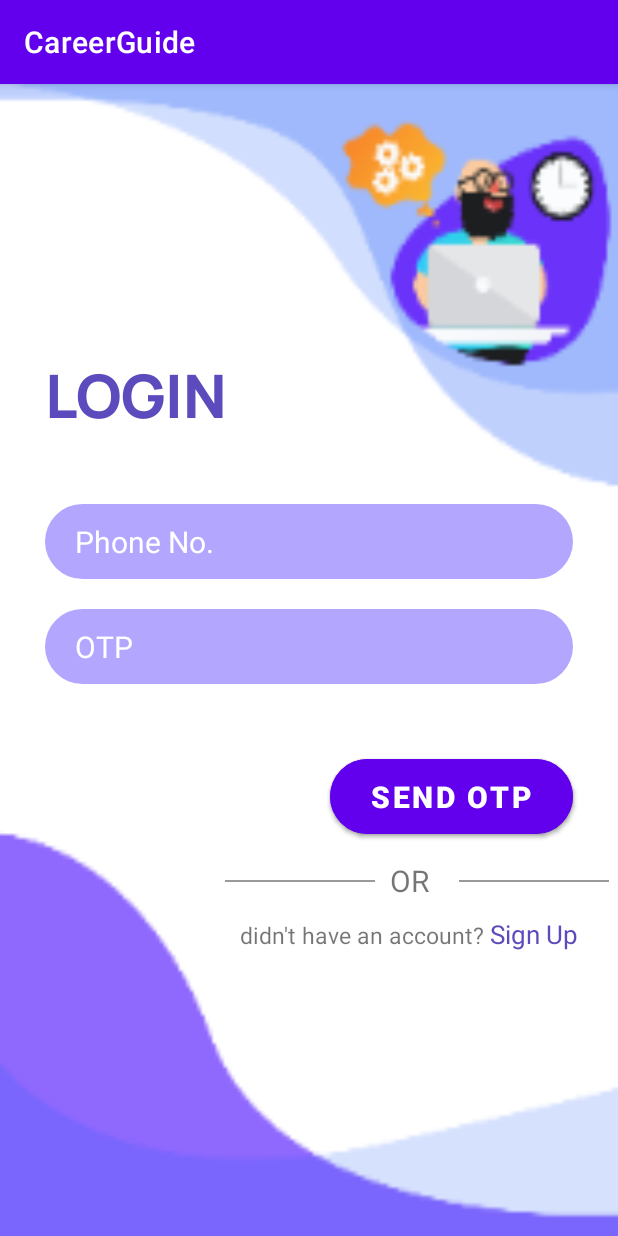
After one commit to ankitsingh4264/CarrerGuide, an Android app: the fragment LoginFragment shown on its own in the app's theme, on a phone screen of 412 x 824 dp. The commit adds this screen. Run offline under Robolectric (Android 15) with nearby library versions, the phone set to English and light mode, and no system bars.

Commit message:
sign up and log in

```diff
--- a/app/build.gradle
+++ b/app/build.gradle
@@ -41,6 +41,7 @@ dependencies {
     implementation 'com.google.android.material:material:1.2.1'
     implementation 'androidx.constraintlayout:constraintlayout:2.0.4'
     implementation 'com.google.firebase:firebase-auth:20.0.1'
+    implementation 'androidx.legacy:legacy-support-v4:1.0.0'
     testImplementation 'junit:junit:4.+'
     androidTestImplementation 'androidx.test.ext:junit:1.1.2'
     androidTestImplementation 'androidx.test.espresso:espresso-core:3.3.0'
--- a/app/src/main/java/com/example/careerguide/MainActivity.kt
+++ b/app/src/main/java/com/example/careerguide/MainActivity.kt
@@ -1,7 +1,9 @@
 package com.example.careerguide
 
+import android.annotation.SuppressLint
 import androidx.appcompat.app.AppCompatActivity
 import android.os.Bundle
+import android.widget.EditText
 
 class MainActivity : AppCompatActivity() {
     override fun onCreate(savedInstanceState: Bundle?) {
--- /dev/null
+++ b/app/src/main/java/com/example/careerguide/login/LoginFragment.kt
@@ -0,0 +1,22 @@
+package com.example.careerguide.login
+
+import android.os.Bundle
+import androidx.fragment.app.Fragment
+import android.view.LayoutInflater
+import android.view.View
+import android.view.ViewGroup
+import com.example.careerguide.R
+
+class LoginFragment : Fragment() {
+
+    override fun onCreateView(inflater: LayoutInflater, container: ViewGroup?,
+                              savedInstanceState: Bundle?): View? {
+        // Inflate the layout for this fragment
+        return inflater.inflate(R.layout.fragment_login, container, false)
+    }
+
+    override fun onViewCreated(view: View, savedInstanceState: Bundle?) {
+        super.onViewCreated(view, savedInstanceState)
+
+    }
+}
--- /dev/null
+++ b/app/src/main/res/drawable/round_corners.xml
@@ -0,0 +1,9 @@
+<?xml version="1.0" encoding="utf-8"?>
+<shape xmlns:android="http://schemas.android.com/apk/res/android">
+
+    <solid android:color="#b2a6ff"/>
+    <corners
+        android:radius="100dp"
+        />
+
+</shape>
--- /dev/null
+++ b/app/src/main/res/drawable/round_corners2.xml
@@ -0,0 +1,9 @@
+<?xml version="1.0" encoding="utf-8"?>
+<shape xmlns:android="http://schemas.android.com/apk/res/android">
+
+    <solid android:color="#7b6ecc"/>
+    <corners
+        android:radius="100dp"
+        />
+
+</shape>
--- /dev/null
+++ b/app/src/main/res/layout/fragment_login.xml
@@ -0,0 +1,159 @@
+<?xml version="1.0" encoding="utf-8"?>
+<RelativeLayout xmlns:android="http://schemas.android.com/apk/res/android"
+    xmlns:tools="http://schemas.android.com/tools"
+    android:layout_width="match_parent"
+    android:layout_height="match_parent"
+    tools:context=".login.LoginFragment"
+    android:background="@drawable/login">
+
+    <TextView
+        android:layout_width="wrap_content"
+        android:layout_height="wrap_content"
+        android:text="LOGIN"
+        android:textSize="40dp"
+        android:textStyle="bold"
+        android:fontFamily="@font/manrope_extra_bold"
+        android:textColor="#5b4bbd"
+        android:layout_marginTop="180dp"
+        android:layout_marginLeft="30dp">
+
+    </TextView>
+
+    <RelativeLayout
+        android:layout_width="match_parent"
+        android:layout_height="50dp"
+        android:background="@drawable/round_corners"
+        android:layout_centerHorizontal="true"
+        android:layout_marginHorizontal="30dp"
+        android:layout_marginTop="280dp">
+
+        <EditText
+            android:id="@+id/edit_phone"
+            android:layout_width="match_parent"
+            android:layout_height="match_parent"
+            android:textColor="@color/white"
+            android:layout_marginHorizontal="20dp"
+            android:textSize="20dp"
+            android:textColorHint="@color/white"
+            android:background="@color/transparent"
+            android:hint="Phone No.">
+
+        </EditText>
+
+    </RelativeLayout>
+    <RelativeLayout
+        android:layout_width="match_parent"
+        android:layout_height="50dp"
+        android:visibility="visible"
+        android:background="@drawable/round_corners"
+        android:layout_centerHorizontal="true"
+        android:layout_marginHorizontal="30dp"
+        android:layout_marginTop="350dp">
+
+        <EditText
+            android:id="@+id/edit_otp"
+            android:layout_width="match_parent"
+            android:layout_height="match_parent"
+            android:textColor="@color/white"
+            android:focusable="false"
+            android:layout_marginHorizontal="20dp"
+            android:textColorHint="@color/white"
+            android:background="@color/transparent"
+            android:textSize="20dp"
+            android:hint="OTP">
+
+        </EditText>
+
+    </RelativeLayout>
+
+    <Button
+        android:id="@+id/button_login"
+        android:layout_width="match_parent"
+        android:layout_height="50dp"
+        android:background="@drawable/round_corners2"
+        android:layout_marginLeft="220dp"
+        android:layout_marginRight="30dp"
+        android:layout_marginTop="450dp"
+        android:text="LOGIN"
+        android:textStyle="bold"
+        android:textSize="20dp">
+
+    </Button>
+    <Button
+        android:id="@+id/button_send_otp"
+        android:layout_width="match_parent"
+        android:layout_height="50dp"
+        android:visibility="visible"
+        android:background="@drawable/round_corners2"
+        android:layout_marginLeft="220dp"
+        android:layout_marginRight="30dp"
+        android:layout_marginTop="450dp"
+        android:text="send OTP"
+        android:textStyle="bold"
+        android:textSize="20dp">
+
+    </Button>
+
+    <LinearLayout
+        android:id="@+id/ll"
+        android:layout_width="wrap_content"
+        android:layout_height="wrap_content"
+        android:layout_below="@+id/button_login"
+        android:orientation="horizontal"
+        android:layout_marginTop="5dp"
+        >
+
+        <LinearLayout
+            android:layout_width="100dp"
+            android:layout_height="1dp"
+            android:background="@color/grey"
+            android:layout_marginLeft="150dp"
+            android:layout_marginTop="25dp"
+            >
+        </LinearLayout>
+        <TextView
+            android:layout_width="wrap_content"
+            android:layout_height="wrap_content"
+            android:text="OR"
+            android:layout_marginTop="12dp"
+            android:textSize="20dp"
+            android:layout_marginHorizontal="10dp">
+
+        </TextView>
+        <LinearLayout
+            android:layout_width="100dp"
+            android:layout_height="1dp"
+            android:background="@color/grey"
+            android:layout_marginLeft="10dp"
+            android:layout_marginTop="25dp"
+            >
+        </LinearLayout>
+
+    </LinearLayout>
+
+    <LinearLayout
+        android:layout_width="wrap_content"
+        android:layout_height="wrap_content"
+        android:orientation="horizontal"
+        android:layout_below="@+id/ll"
+        android:layout_marginLeft="160dp"
+        android:layout_marginTop="10dp">
+        <TextView
+            android:layout_width="wrap_content"
+            android:layout_height="wrap_content"
+            android:textSize="15sp"
+            android:text="didn't have an account?">
+
+        </TextView>
+
+        <TextView
+            android:id="@+id/sign_up"
+            android:layout_width="wrap_content"
+            android:layout_height="wrap_content"
+            android:text=" Sign Up"
+            android:textSize="17sp"
+            android:textColor="#5b4bbd"></TextView>
+
+    </LinearLayout>
+
+</RelativeLayout>
--- a/app/src/main/res/values/colors.xml
+++ b/app/src/main/res/values/colors.xml
@@ -5,6 +5,8 @@
     <color name="purple_700">#FF3700B3</color>
     <color name="teal_200">#FF03DAC5</color>
     <color name="teal_700">#FF018786</color>
-    <color name="black">#FF000000</color>
+    <color name="lack">#FF000000</color>
     <color name="white">#FFFFFFFF</color>
+    <color name="grey">#999999</color>
+    <color name="transparent">#00FFFFFF</color>
 </resources>
--- a/app/src/main/res/values/strings.xml
+++ b/app/src/main/res/values/strings.xml
@@ -1,3 +1,5 @@
 <resources>
     <string name="app_name">CareerGuide</string>
+    <!-- TODO: Remove or change this placeholder text -->
+    <string name="hello_blank_fragment">Hello blank fragment</string>
 </resources>
```
Also changed, not shown: app/src/main/java/com/example/careerguide/login/SignUpFragment.kt (added, +30 -0 lines), app/src/main/res/layout/fragment_sign_up.xml (added, +124 -0 lines), app/src/main/res/drawable-xxxhdpi/google.jpg (added), app/src/main/res/drawable-xxxhdpi/google_login.png (added), app/src/main/res/drawable-xxxhdpi/login.png (added), app/src/main/res/font/manrope_bold.ttf (added), app/src/main/res/font/manrope_extra_bold.ttf (added).
